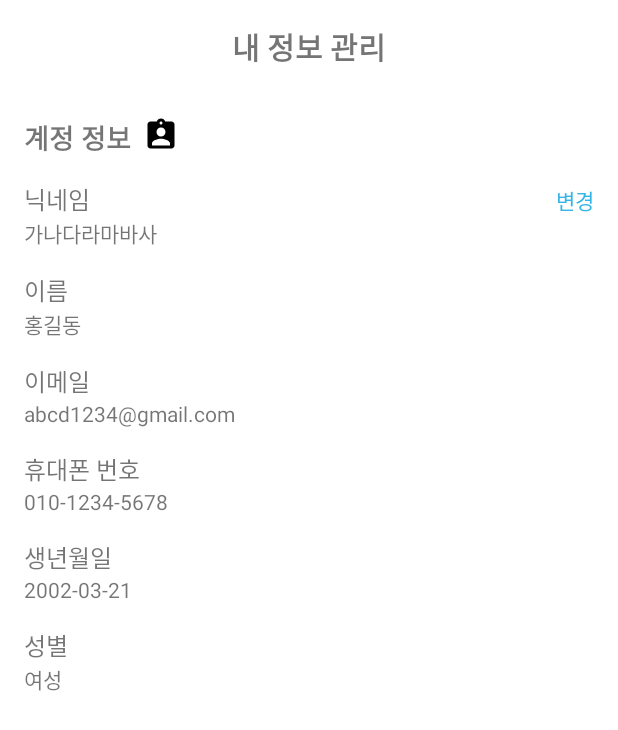
After one commit to yeonaKimm/capstone_, an Android app: the layout fragment_account_info.xml on its own in the app's theme, with its tools: preview values and no code run, on a phone screen of 412 x 824 dp. The commit adds this screen. Shown: the top 730 px of the screen. Run offline under Robolectric (Android 15) with nearby library versions, the phone set to English and light mode, and no system bars.

Commit message:
앱설정

```diff
--- a/app/build.gradle.kts
+++ b/app/build.gradle.kts
@@ -48,7 +48,7 @@ dependencies {
     androidTestImplementation(libs.espresso.core)
     implementation("com.kakao.sdk:v2-user:2.20.1")// 카카오 로그인
     implementation("com.kakao.maps.open:android:2.9.5") //카카오지도 SDK에 대한 의존성 추가
-    implementation("com.google.android.gms:play-services-maps:18.2.0") //구글플레이서비스 라이브러리 추가
+    implementation("com.google.android.gms:play-services-maps:18.0.2") //구글플레이서비스 라이브러리 추가
     implementation("com.google.android.gms:play-services-location:21.2.0")
 
     // Glide 라이브러리 추가
--- /dev/null
+++ b/app/src/main/res/drawable/assignment.xml
@@ -0,0 +1,5 @@
+<vector xmlns:android="http://schemas.android.com/apk/res/android" android:height="24dp" android:tint="#000000" android:viewportHeight="24" android:viewportWidth="24" android:width="24dp">
+
+    <path android:fillColor="@android:color/white" android:pathData="M19,3h-4.18C14.4,1.84 13.3,1 12,1c-1.3,0 -2.4,0.84 -2.82,2L5,3c-1.1,0 -2,0.9 -2,2v14c0,1.1 0.9,2 2,2h14c1.1,0 2,-0.9 2,-2L21,5c0,-1.1 -0.9,-2 -2,-2zM12,3c0.55,0 1,0.45 1,1s-0.45,1 -1,1 -1,-0.45 -1,-1 0.45,-1 1,-1zM12,7c1.66,0 3,1.34 3,3s-1.34,3 -3,3 -3,-1.34 -3,-3 1.34,-3 3,-3zM18,19L6,19v-1.4c0,-2 4,-3.1 6,-3.1s6,1.1 6,3.1L18,19z"/>
+
+</vector>
--- /dev/null
+++ b/app/src/main/res/drawable/help_outline.xml
@@ -0,0 +1,5 @@
+<vector xmlns:android="http://schemas.android.com/apk/res/android" android:autoMirrored="true" android:height="24dp" android:tint="#000000" android:viewportHeight="24" android:viewportWidth="24" android:width="24dp">
+
+    <path android:fillColor="@android:color/white" android:pathData="M11,18h2v-2h-2v2zM12,2C6.48,2 2,6.48 2,12s4.48,10 10,10 10,-4.48 10,-10S17.52,2 12,2zM12,20c-4.41,0 -8,-3.59 -8,-8s3.59,-8 8,-8 8,3.59 8,8 -3.59,8 -8,8zM12,6c-2.21,0 -4,1.79 -4,4h2c0,-1.1 0.9,-2 2,-2s2,0.9 2,2c0,2 -3,1.75 -3,5h2c0,-2.25 3,-2.5 3,-5 0,-2.21 -1.79,-4 -4,-4z"/>
+
+</vector>
--- /dev/null
+++ b/app/src/main/res/drawable/outline_lock.xml
@@ -0,0 +1,5 @@
+<vector xmlns:android="http://schemas.android.com/apk/res/android" android:height="24dp" android:tint="#000000" android:viewportHeight="24" android:viewportWidth="24" android:width="24dp">
+
+    <path android:fillColor="@android:color/white" android:pathData="M18,8h-1L17,6c0,-2.76 -2.24,-5 -5,-5S7,3.24 7,6v2L6,8c-1.1,0 -2,0.9 -2,2v10c0,1.1 0.9,2 2,2h12c1.1,0 2,-0.9 2,-2L20,10c0,-1.1 -0.9,-2 -2,-2zM9,6c0,-1.66 1.34,-3 3,-3s3,1.34 3,3v2L9,8L9,6zM18,20L6,20L6,10h12v10zM12,17c1.1,0 2,-0.9 2,-2s-0.9,-2 -2,-2 -2,0.9 -2,2 0.9,2 2,2z"/>
+
+</vector>
--- /dev/null
+++ b/app/src/main/res/layout/fragment_account_info.xml
@@ -0,0 +1,214 @@
+<?xml version="1.0" encoding="utf-8"?>
+<LinearLayout xmlns:android="http://schemas.android.com/apk/res/android"
+    xmlns:tools="http://schemas.android.com/tools"
+    xmlns:app="http://schemas.android.com/apk/res-auto"
+    android:layout_width="match_parent"
+    android:layout_height="match_parent"
+    android:orientation="vertical"
+    tools:context=".ui.settings.AccountInfoFragment">
+
+    <!-- Top Bar -->
+    <androidx.constraintlayout.widget.ConstraintLayout
+        android:layout_width="match_parent"
+        android:layout_height="wrap_content"
+        android:padding="16dp">
+
+        <ImageView
+            android:id="@+id/imageViewBack"
+            android:layout_width="wrap_content"
+            android:layout_height="wrap_content"
+
+            app:layout_constraintStart_toStartOf="parent"
+            app:layout_constraintTop_toTopOf="parent"
+            app:layout_constraintBottom_toBottomOf="parent"
+            android:contentDescription="Back"/>
+
+        <TextView
+            android:id="@+id/textViewTitle"
+            android:layout_width="wrap_content"
+            android:layout_height="wrap_content"
+            android:text="내 정보 관리"
+            android:textSize="20sp"
+            android:textStyle="bold"
+            android:gravity="center"
+            app:layout_constraintTop_toTopOf="parent"
+            app:layout_constraintBottom_toBottomOf="parent"
+            app:layout_constraintStart_toEndOf="@id/imageViewBack"
+            app:layout_constraintEnd_toEndOf="parent"/>
+    </androidx.constraintlayout.widget.ConstraintLayout>
+
+    <!-- Account Information Section -->
+    <LinearLayout
+        android:layout_width="match_parent"
+        android:layout_height="wrap_content"
+        android:orientation="vertical"
+        android:padding="16dp">
+
+        <!-- 계정 정보 Title과 아이콘을 한 줄에 정렬 -->
+        <LinearLayout
+            android:layout_width="wrap_content"
+            android:layout_height="wrap_content"
+            android:orientation="horizontal"
+            android:layout_marginBottom="15dp">
+
+            <TextView
+                android:id="@+id/textViewAccountInfoTitle"
+                android:layout_width="wrap_content"
+                android:layout_height="wrap_content"
+                android:text="계정 정보"
+                android:textSize="18sp"
+                android:textStyle="bold"/>
+
+            <ImageView
+                android:id="@+id/imageViewLock"
+                android:layout_width="24dp"
+                android:layout_height="24dp"
+                android:src="@drawable/assignment"
+                android:layout_marginStart="8dp"
+                android:contentDescription="Lock"/>
+        </LinearLayout>
+
+        <!-- Account Information Details -->
+        <LinearLayout
+            android:layout_width="match_parent"
+            android:layout_height="wrap_content"
+            android:orientation="vertical"
+            android:layout_marginBottom="15dp">
+
+            <LinearLayout
+                android:layout_width="match_parent"
+                android:layout_height="wrap_content"
+                android:orientation="horizontal">
+
+                <TextView
+                    android:id="@+id/textViewNicknameLabel"
+                    android:layout_width="0dp"
+                    android:layout_height="wrap_content"
+                    android:layout_weight="1"
+                    android:text="닉네임"
+                    android:textSize="16sp"/>
+
+                <TextView
+                    android:id="@+id/textViewNicknameChange"
+                    android:layout_width="wrap_content"
+                    android:layout_height="wrap_content"
+                    android:text="변경"
+                    android:textColor="@android:color/holo_blue_light"
+                    android:textSize="14sp"
+                    android:gravity="end"/>
+            </LinearLayout>
+
+            <TextView
+                android:id="@+id/textViewNickname"
+                android:layout_width="wrap_content"
+                android:layout_height="wrap_content"
+                android:text="가나다라마바사"
+                android:textSize="14sp"/>
+        </LinearLayout>
+
+        <LinearLayout
+            android:layout_width="match_parent"
+            android:layout_height="wrap_content"
+            android:orientation="vertical"
+            android:layout_marginBottom="15dp">
+
+            <TextView
+                android:id="@+id/textViewNameLabel"
+                android:layout_width="wrap_content"
+                android:layout_height="wrap_content"
+                android:text="이름"
+                android:textSize="16sp"/>
+
+            <TextView
+                android:id="@+id/textViewName"
+                android:layout_width="wrap_content"
+                android:layout_height="wrap_content"
+                android:text="홍길동"
+                android:textSize="14sp"/>
+        </LinearLayout>
+
+        <LinearLayout
+            android:layout_width="match_parent"
+            android:layout_height="wrap_content"
+            android:orientation="vertical"
+            android:layout_marginBottom="15dp">
+
+            <TextView
+                android:id="@+id/textViewEmailLabel"
+                android:layout_width="wrap_content"
+                android:layout_height="wrap_content"
+                android:text="이메일"
+                android:textSize="16sp"/>
+
+            <TextView
+                android:id="@+id/textViewEmail"
+                android:layout_width="wrap_content"
+                android:layout_height="wrap_content"
+                android:text="abcd1234@gmail.com"
+                android:textSize="14sp"/>
+        </LinearLayout>
+
+        <LinearLayout
+            android:layout_width="match_parent"
+            android:layout_height="wrap_content"
+            android:orientation="vertical"
+            android:layout_marginBottom="15dp">
+
+            <TextView
+                android:id="@+id/textViewPhoneLabel"
+                android:layout_width="wrap_content"
+                android:layout_height="wrap_content"
+                android:text="휴대폰 번호"
+                android:textSize="16sp"/>
+
+            <TextView
+                android:id="@+id/textViewPhone"
+                android:layout_width="wrap_content"
+                android:layout_height="wrap_content"
+                android:text="010-1234-5678"
+                android:textSize="14sp"/>
+        </LinearLayout>
+
+        <LinearLayout
+            android:layout_width="match_parent"
+            android:layout_height="wrap_content"
+            android:orientation="vertical"
+            android:layout_marginBottom="15dp">
+
+            <TextView
+                android:id="@+id/textViewBirthdayLabel"
+                android:layout_width="wrap_content"
+                android:layout_height="wrap_content"
+                android:text="생년월일"
+                android:textSize="16sp"/>
+
+            <TextView
+                android:id="@+id/textViewBirthday"
+                android:layout_width="wrap_content"
+                android:layout_height="wrap_content"
+                android:text="2002-03-21"
+                android:textSize="14sp"/>
+        </LinearLayout>
+
+        <LinearLayout
+            android:layout_width="match_parent"
+            android:layout_height="wrap_content"
+            android:orientation="vertical"
+            android:layout_marginBottom="15dp">
+
+            <TextView
+                android:id="@+id/textViewGenderLabel"
+                android:layout_width="wrap_content"
+                android:layout_height="wrap_content"
+                android:text="성별"
+                android:textSize="16sp"/>
+
+            <TextView
+                android:id="@+id/textViewGender"
+                android:layout_width="wrap_content"
+                android:layout_height="wrap_content"
+                android:text="여성"
+                android:textSize="14sp"/>
+        </LinearLayout>
+    </LinearLayout>
+</LinearLayout>
--- a/app/src/main/res/layout/join_map.xml
+++ b/app/src/main/res/layout/join_map.xml
@@ -4,7 +4,7 @@
     xmlns:tools="http://schemas.android.com/tools"
     android:layout_width="match_parent"
     android:layout_height="match_parent"
-    tools:context=".ui.map.MainActivity">
+    tools:context=".ui.map.join_map">
 
     <fragment
         android:layout_width="match_parent"
```
Also changed, not shown: app/src/main/AndroidManifest.xml (+18 -25 lines), app/src/main/java/com/example/myapplication/ui/mypage/MypageFragment.java (+11 -3 lines), app/src/main/java/com/example/myapplication/ui/settings/AccountInfoFragment.java (added, +22 -0 lines), app/src/main/java/com/example/myapplication/ui/settings/app_settings.java (added, +32 -0 lines), app/src/main/res/layout/activity_app_settings.xml (added, +166 -0 lines), app/src/main/res/layout/fragment_mypage.xml (+76 -10 lines), app/src/main/res/navigation/mobile_navigation.xml (+26 -0 lines), app/src/main/res/drawable/app_icon.png (added).
